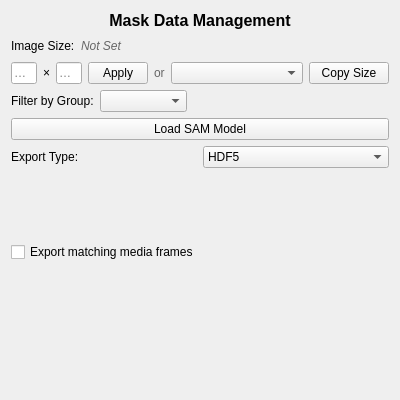
paulmthompson/WhiskerToolbox, file src/WhiskerToolbox/DataInspector_Widget/MaskData/MaskInspector.ui: the form before one commit.
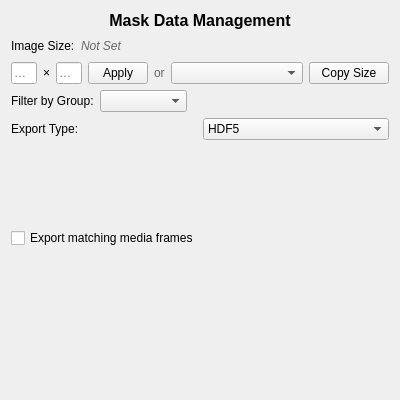
The form after the commit. Custom widgets are drawn as their Qt base class.

Commit message: remove libtorch dependency from front of tensor data. get rid of mask inspector sam button

What changed in the file:
```diff
--- a/src/WhiskerToolbox/DataInspector_Widget/MaskData/MaskInspector.ui
+++ b/src/WhiskerToolbox/DataInspector_Widget/MaskData/MaskInspector.ui
@@ -185,13 +185,6 @@
      </item>
     </layout>
    </item>
-   <item>
-    <widget class="QPushButton" name="load_sam_button">
-     <property name="text">
-      <string>Load SAM Model</string>
-     </property>
-    </widget>
-   </item>
    <item>
     <widget class="Section" name="export_section" native="true">
      <property name="sizePolicy">
```
The commit also changes 5 other files.
